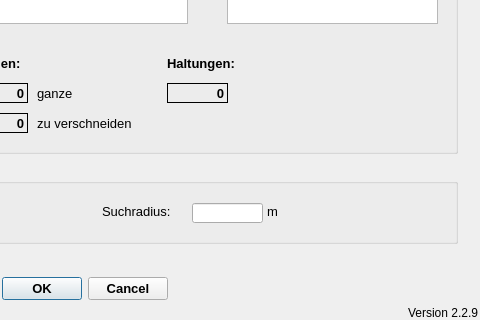
Above: qkan/linkflaechen/resources/application_createlinefl.ui from hoettges/QKan before the change; both pictures show x 293 to 773 and y 237 to 557 of the 773 by 557 pixel window. Below: the same form after it.
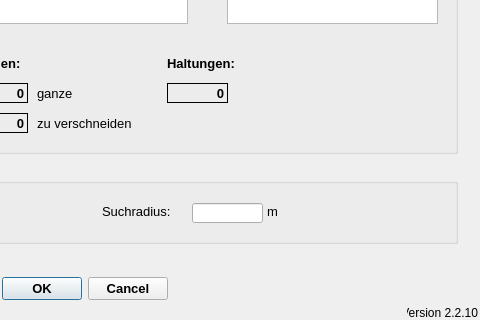
That is the form after the change.

What changed in the file:
```diff
--- a/qkan/linkflaechen/resources/application_createlinefl.ui
+++ b/qkan/linkflaechen/resources/application_createlinefl.ui
@@ -52,7 +52,7 @@
     <string>Version QKan Import</string>
    </property>
    <property name="text">
-    <string>Version 2.2.9</string>
+    <string>Version 2.2.10</string>
    </property>
    <property name="alignment">
     <set>Qt::AlignRight|Qt::AlignTrailing|Qt::AlignVCenter</set>
```
